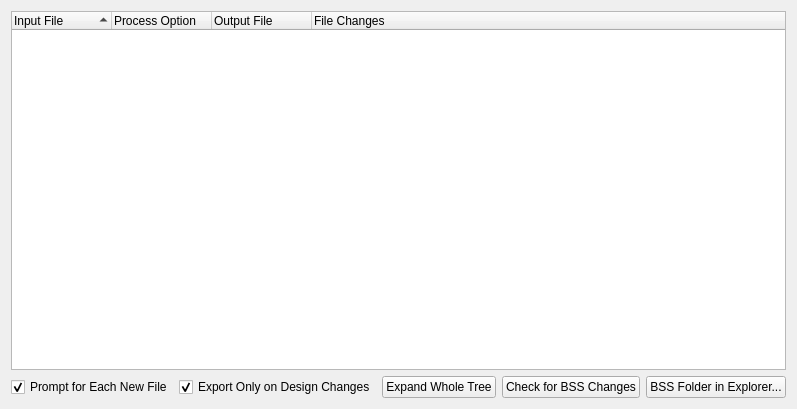
FruitfulApproach/BS2Daisy, file ui/export_mapper_widget.ui: the form before one commit.
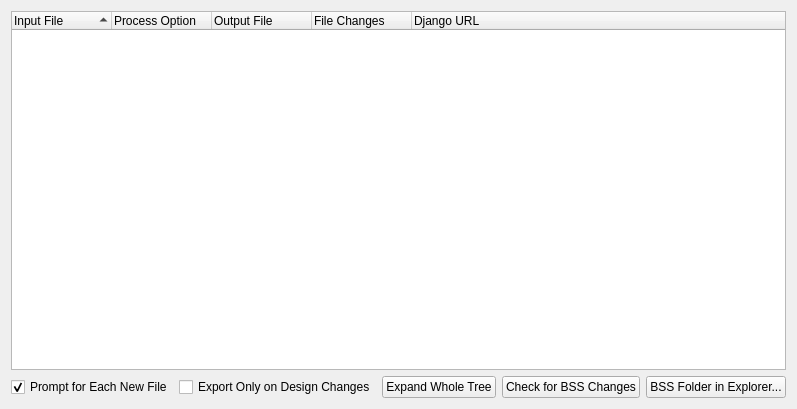
The form after the commit.

Commit message: Got the home page rendering perfected (no JS console errors) from Django side! :)

Patch:
```diff
--- a/ui/export_mapper_widget.ui
+++ b/ui/export_mapper_widget.ui
@@ -76,6 +76,14 @@
        <string>File Changes</string>
       </property>
      </column>
+     <column>
+      <property name="text">
+       <string>Django URL</string>
+      </property>
+      <property name="toolTip">
+       <string>The URL to access this resource in a Django template.</string>
+      </property>
+     </column>
     </widget>
    </item>
    <item row="2" column="4">
@@ -126,7 +134,7 @@
       <string>Export Only on Design Changes</string>
      </property>
      <property name="checked">
-      <bool>true</bool>
+      <bool>false</bool>
      </property>
     </widget>
    </item>
```
The commit also changes 8 other files.
